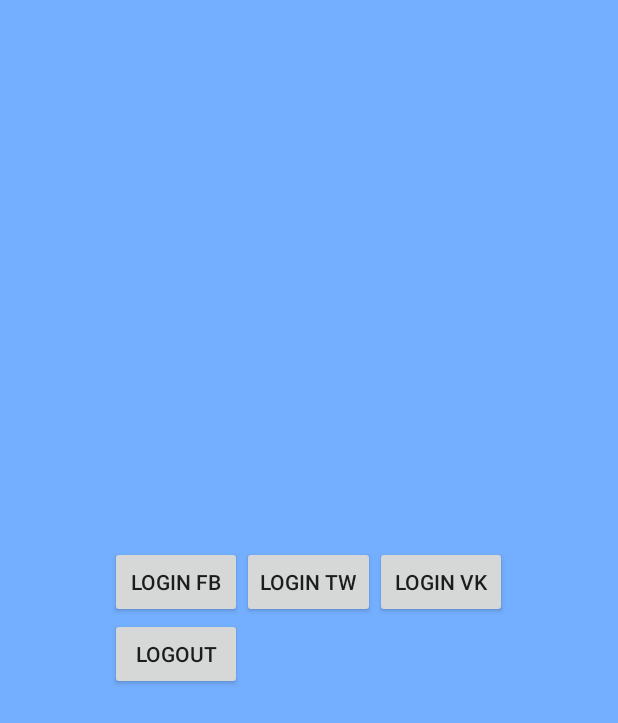
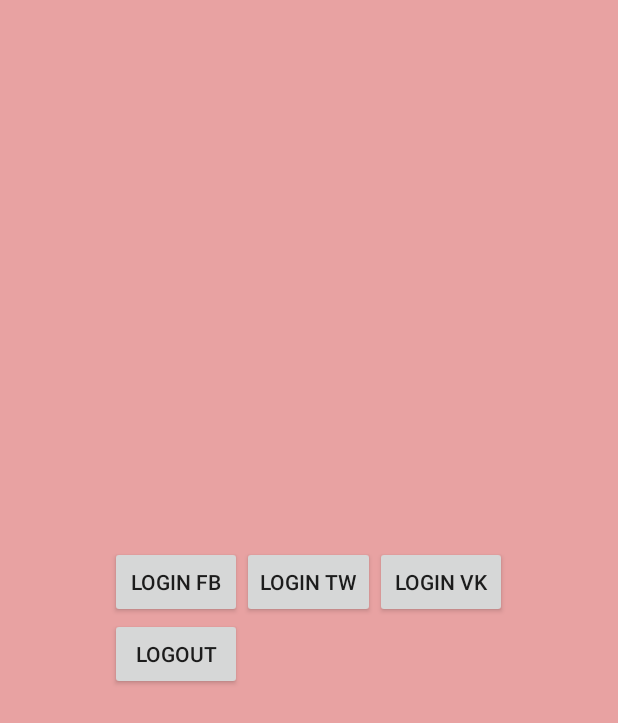
Before and after one commit to Bubkastor/WordGame, an Android app: the layout fragment_login.xml on its own in the app's theme, with its tools: preview values and no code run, on a phone screen of 412 x 824 dp. Shown: the top 723 px of the screen. Run offline under Robolectric (Android 15) with nearby library versions, the phone set to English and light mode, and no system bars.

Commit message:
Логинация работает через контакт

```diff
--- a/app/src/main/AndroidManifest.xml
+++ b/app/src/main/AndroidManifest.xml
@@ -84,6 +84,9 @@
         <service
             android:name=".service.RegistrationIntentService"
             android:exported="false"></service>
+        <meta-data
+            android:name="com.facebook.sdk.ApplicationId"
+            android:value="@string/facebook_app_id"/>
 
     </application>
 
--- a/app/src/main/res/layout/fragment_login.xml
+++ b/app/src/main/res/layout/fragment_login.xml
@@ -3,12 +3,9 @@
     xmlns:tools="http://schemas.android.com/tools"
     android:layout_width="match_parent"
     android:layout_height="match_parent"
-    android:paddingBottom="@dimen/activity_vertical_margin"
-    android:paddingLeft="@dimen/activity_horizontal_margin"
-    android:paddingRight="@dimen/activity_horizontal_margin"
-    android:paddingTop="@dimen/activity_vertical_margin"
     android:screenOrientation="locked"
-    tools:context=".activity.Login">
+    tools:context=".activity.Login"
+    android:background="#e8a2a2">
 
 
 
```
Also changed, not shown: app/src/main/java/bubok/wordgame/activity/Login.java (+17 -5 lines), fullscreenvideoview/src/main/java/bubok/wordgame/fullscreenvideoview/MainActivity.java (added, +13 -0 lines), app/src/main/res/drawable/video2.png (added), 2 other files.
